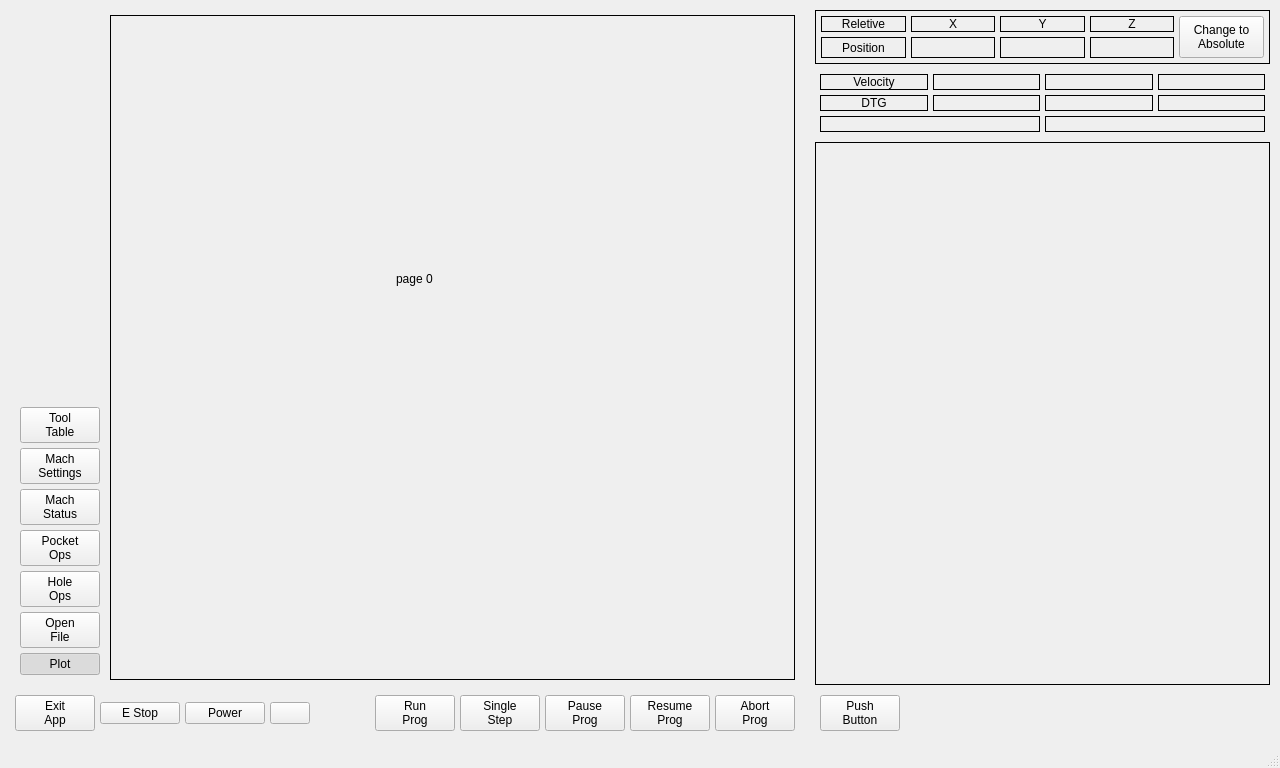
Above: mill_touch_v6/ui/mainwindow.ui from jethornton/mill_touch_v6 before the change. Below: the same form after it.
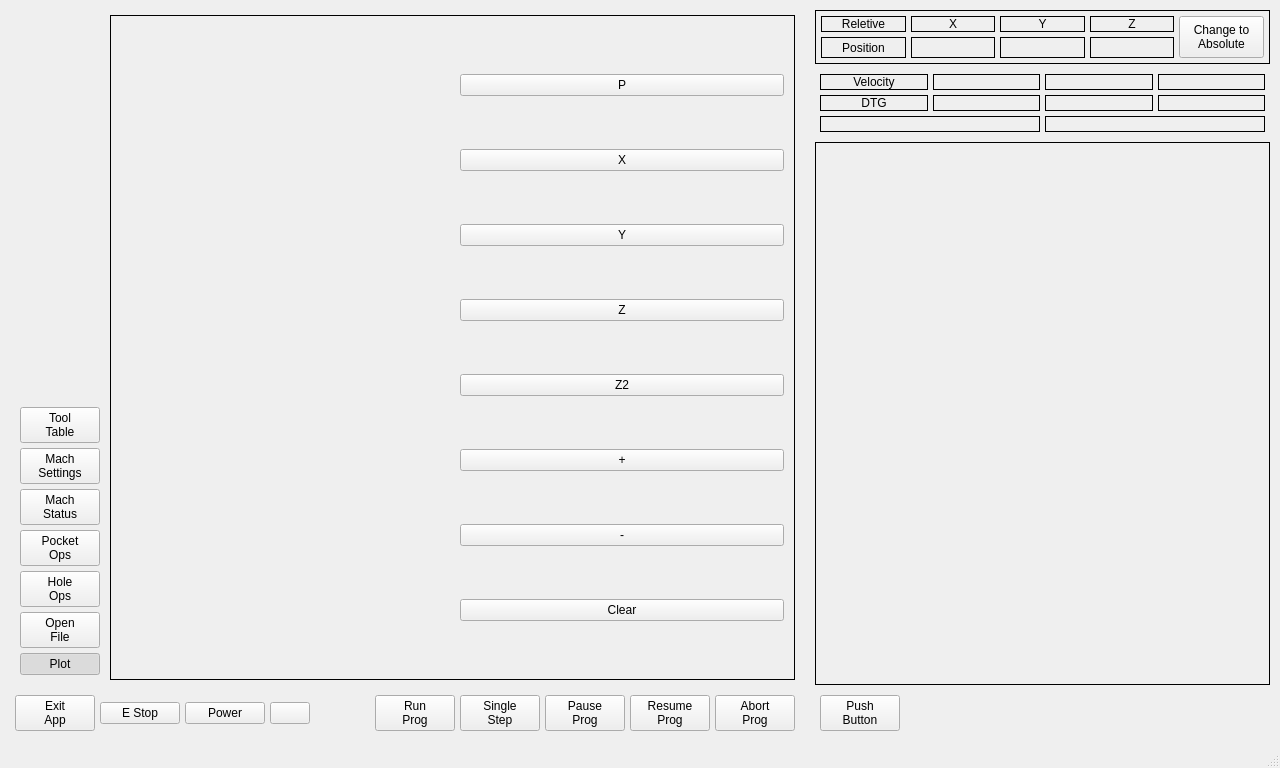
That is the form after the change. Custom widgets are drawn as their Qt base class.

Commit message: add back plot

```diff
--- a/mill_touch_v6/ui/mainwindow.ui
+++ b/mill_touch_v6/ui/mainwindow.ui
@@ -239,19 +239,88 @@
              <number>0</number>
             </property>
             <widget class="QWidget" name="page">
-             <widget class="QLabel" name="label_13">
-              <property name="geometry">
-               <rect>
-                <x>285</x>
-                <y>255</y>
-                <width>61</width>
-                <height>15</height>
-               </rect>
-              </property>
-              <property name="text">
-               <string>page 0</string>
-              </property>
-             </widget>
+             <layout class="QHBoxLayout" name="horizontalLayout_5">
+              <item>
+               <widget class="VTKBackPlot" name="vtkbackplot"/>
+              </item>
+              <item>
+               <widget class="QWidget" name="widget" native="true">
+                <layout class="QVBoxLayout" name="verticalLayout_4">
+                 <property name="spacing">
+                  <number>5</number>
+                 </property>
+                 <property name="leftMargin">
+                  <number>5</number>
+                 </property>
+                 <property name="topMargin">
+                  <number>5</number>
+                 </property>
+                 <property name="rightMargin">
+                  <number>5</number>
+                 </property>
+                 <property name="bottomMargin">
+                  <number>5</number>
+                 </property>
+                 <item>
+                  <widget class="QPushButton" name="plotP">
+                   <property name="text">
+                    <string>P</string>
+                   </property>
+                  </widget>
+                 </item>
+                 <item>
+                  <widget class="QPushButton" name="plotX">
+                   <property name="text">
+                    <string>X</string>
+                   </property>
+                  </widget>
+                 </item>
+                 <item>
+                  <widget class="QPushButton" name="plotY">
+                   <property name="text">
+                    <string>Y</string>
+                   </property>
+                  </widget>
+                 </item>
+                 <item>
+                  <widget class="QPushButton" name="plotZ">
+                   <property name="text">
+                    <string>Z</string>
+                   </property>
+                  </widget>
+                 </item>
+                 <item>
+                  <widget class="QPushButton" name="plotZ2">
+                   <property name="text">
+                    <string>Z2</string>
+                   </property>
+                  </widget>
+                 </item>
+                 <item>
+                  <widget class="QPushButton" name="plotPlus">
+                   <property name="text">
+                    <string>+</string>
+                   </property>
+                  </widget>
+                 </item>
+                 <item>
+                  <widget class="QPushButton" name="plotMinus">
+                   <property name="text">
+                    <string>-</string>
+                   </property>
+                  </widget>
+                 </item>
+                 <item>
+                  <widget class="QPushButton" name="plotClear">
+                   <property name="text">
+                    <string>Clear</string>
+                   </property>
+                  </widget>
+                 </item>
+                </layout>
+               </widget>
+              </item>
+             </layout>
             </widget>
             <widget class="QWidget" name="page_2">
              <widget class="QLabel" name="label_14">
@@ -1064,6 +1133,11 @@
    <extends>QLabel</extends>
    <header>qtpyvcp.widgets.display_widgets.status_label</header>
   </customwidget>
+  <customwidget>
+   <class>VTKBackPlot</class>
+   <extends>QWidget</extends>
+   <header>qtpyvcp.widgets.display_widgets.vtk_backplot.vtk_backplot</header>
+  </customwidget>
   <customwidget>
    <class>ActionButton</class>
    <extends>QPushButton</extends>
```
Left out of the diff: 134 changed lines with no effect on the pictures. The commit also changes 1 other file.
